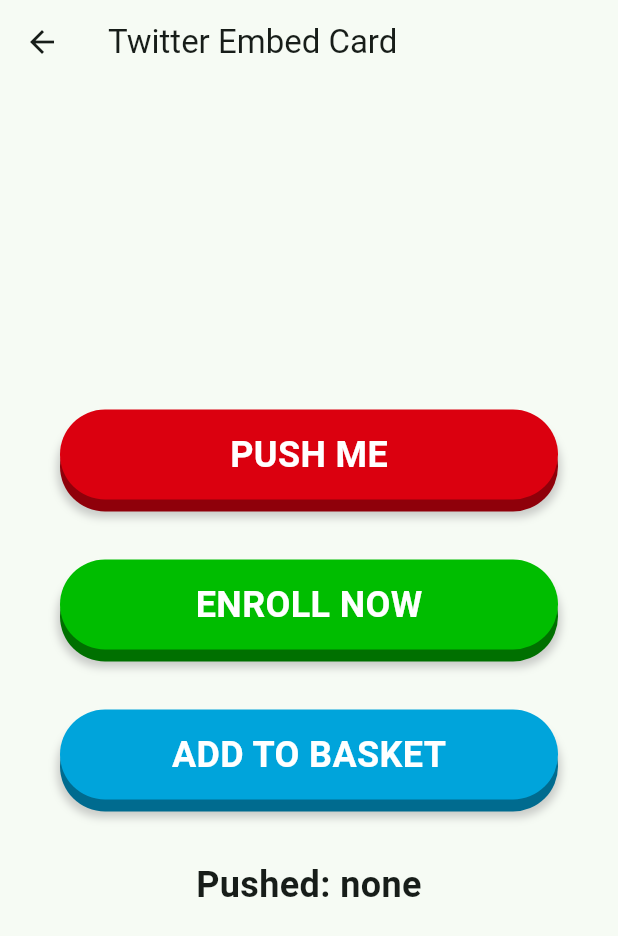
After one commit to martynov-alex/flutter_ui_challenges, a Flutter app: the Pushable3DButtonScreen screen opened by its route, on a phone screen of 412 x 824 dp. The commit adds this screen. Shown: the top 936 px of the screen. Run offline on Flutter 3.47's test engine with Material 3 defaults, Android fonts, the phone set to English and light mode, and no system bars; our stand-ins replace decimal, fl_chart, flutter_riverpod, flutter_svg, go_router, riverpod_annotation and 1 more; generated files the repository leaves out were written again; project files that could hold a hidden picture were left out.

Commit message:
Add "3D" pushable button challenge

```diff
--- a/lib/app/common/constants/challenge_list.dart
+++ b/lib/app/common/constants/challenge_list.dart
@@ -17,4 +17,9 @@ final codeWithAndreaChallengeList = <ChallengeInfo>[
     icon: Icons.comment,
     route: AppRoute.twitterEmbedCard.name,
   ),
+  ChallengeInfo(
+    title: 'Pushable 3D Button'.hardcoded,
+    icon: Icons.smart_button,
+    route: AppRoute.pushable3DButton.name,
+  ),
 ];
--- /dev/null
+++ b/lib/app/feature/pushable_3d_button/pushable_3d_button_screen.dart
@@ -0,0 +1,283 @@
+import 'package:flutter/material.dart';
+import 'package:flutter_ui_challenges/core/localization/string_hardcoded.dart';
+
+class Pushable3DButtonScreen extends StatelessWidget {
+  const Pushable3DButtonScreen({super.key});
+
+  @override
+  Widget build(BuildContext context) {
+    return Scaffold(
+      appBar: AppBar(
+        title: Text('Twitter Embed Card'.hardcoded),
+      ),
+      body: const Padding(
+        padding: EdgeInsets.all(16.0),
+        // Use Center as layout has unconstrained width (loose constraints),
+        // together with SizedBox to specify the max width (tight constraints)
+        // See this thread for more info:
+        // https://twitter.com/biz84/status/1445400059894542337
+        child: Center(
+          child: SizedBox(
+            width: 400, // max allowed width
+            child: PushableButtonPage(),
+          ),
+        ),
+      ),
+    );
+  }
+}
+
+class PushableButtonPage extends StatefulWidget {
+  const PushableButtonPage({super.key});
+
+  @override
+  State<PushableButtonPage> createState() => _PushableButtonPageState();
+}
+
+class _PushableButtonPageState extends State<PushableButtonPage> {
+  String _selection = 'none';
+
+  @override
+  Widget build(BuildContext context) {
+    const textStyle = TextStyle(
+      color: Colors.white,
+      fontSize: 24,
+      fontWeight: FontWeight.bold,
+    );
+    final shadow = BoxShadow(
+      color: Colors.grey.withOpacity(0.5),
+      spreadRadius: 2,
+      blurRadius: 4,
+      offset: const Offset(0, 2),
+    );
+
+    return Scaffold(
+      body: Center(
+        child: Padding(
+          padding: const EdgeInsets.all(24.0),
+          child: Column(
+            mainAxisSize: MainAxisSize.min,
+            mainAxisAlignment: MainAxisAlignment.center,
+            crossAxisAlignment: CrossAxisAlignment.stretch,
+            children: [
+              PushableButton(
+                height: 60,
+                hslColor: const HSLColor.fromAHSL(1.0, 356, 1.0, 0.43),
+                shadow: shadow,
+                onPressed: () => setState(() => _selection = '1'),
+                child: const Text('PUSH ME', style: textStyle),
+              ),
+              const SizedBox(height: 32),
+              PushableButton(
+                height: 60,
+                hslColor: const HSLColor.fromAHSL(1.0, 120, 1.0, 0.37),
+                shadow: shadow,
+                onPressed: () => setState(() => _selection = '2'),
+                child: const Text('ENROLL NOW', style: textStyle),
+              ),
+              const SizedBox(height: 32),
+              PushableButton(
+                height: 60,
+                hslColor: const HSLColor.fromAHSL(1.0, 195, 1.0, 0.43),
+                shadow: shadow,
+                onPressed: () => setState(() => _selection = '3'),
+                child: const Text('ADD TO BASKET', style: textStyle),
+              ),
+              const SizedBox(height: 32),
+              Text(
+                'Pushed: $_selection',
+                style: const TextStyle(
+                  fontSize: 24,
+                  fontWeight: FontWeight.bold,
+                ),
+                textAlign: TextAlign.center,
+              ),
+            ],
+          ),
+        ),
+      ),
+    );
+  }
+}
+
+/// A widget to show a "3D" pushable button
+class PushableButton extends StatefulWidget {
+  const PushableButton({
+    super.key,
+    this.child,
+    required this.hslColor,
+    required this.height,
+    this.elevation = 8.0,
+    this.shadow,
+    this.onPressed,
+  }) : assert(height > 0);
+
+  /// Child widget (normally a Text or Icon)
+  final Widget? child;
+
+  /// Color of the top layer
+  /// The color of the bottom layer is derived by decreasing the luminosity by 0.15
+  final HSLColor hslColor;
+
+  /// Height of the top layer
+  final double height;
+
+  /// Elevation or "gap" between the top and bottom layer
+  final double elevation;
+
+  /// An optional shadow to make the button look better
+  /// This is added to the bottom layer only
+  final BoxShadow? shadow;
+
+  /// Button pressed callback
+  final VoidCallback? onPressed;
+
+  @override
+  State<PushableButton> createState() => _PushableButtonState();
+}
+
+class _PushableButtonState extends State<PushableButton>
+    with SingleTickerProviderStateMixin {
+  late final AnimationController _animationController;
+  static const animationDuration = Duration(milliseconds: 50);
+
+  bool _isDragInProgress = false;
+  Offset _gestureLocation = Offset.zero;
+
+  @override
+  void initState() {
+    super.initState();
+    _animationController =
+        AnimationController(vsync: this, duration: animationDuration);
+  }
+
+  @override
+  void dispose() {
+    _animationController.dispose();
+    super.dispose();
+  }
+
+  void _handleTapDown(TapDownDetails details) {
+    _gestureLocation = details.localPosition;
+    _animationController.forward();
+  }
+
+  void _handleTapUp(TapUpDetails details) {
+    // Small delay to ensure the forward animation completes before reversing
+    Future.delayed(animationDuration, () {
+      _animationController.reverse();
+    });
+    widget.onPressed?.call();
+  }
+
+  void _handleTapCancel() {
+    Future.delayed(const Duration(milliseconds: 100), () {
+      if (!_isDragInProgress && mounted) {
+        _animationController.reverse();
+      }
+    });
+  }
+
+  void _handleDragStart(DragStartDetails details) {
+    _gestureLocation = details.localPosition;
+    _isDragInProgress = true;
+    _animationController.forward();
+  }
+
+  void _handleDragEnd(Size buttonSize) {
+    if (_isDragInProgress) {
+      _isDragInProgress = false;
+      _animationController.reverse();
+    }
+    if (_gestureLocation.dx >= 0 &&
+        _gestureLocation.dx < buttonSize.width &&
+        _gestureLocation.dy >= 0 &&
+        _gestureLocation.dy < buttonSize.height) {
+      widget.onPressed?.call();
+    }
+  }
+
+  void _handleDragCancel() {
+    if (_isDragInProgress) {
+      _isDragInProgress = false;
+      _animationController.reverse();
+    }
+  }
+
+  void _handleDragUpdate(DragUpdateDetails details) {
+    _gestureLocation = details.localPosition;
+  }
+
+  @override
+  Widget build(BuildContext context) {
+    final totalHeight = widget.height + widget.elevation;
+
+    return SizedBox(
+      height: totalHeight,
+      child: LayoutBuilder(
+        builder: (_, constraints) {
+          final buttonSize = Size(constraints.maxWidth, constraints.maxHeight);
+
+          return GestureDetector(
+            onTapDown: _handleTapDown,
+            onTapUp: _handleTapUp,
+            onTapCancel: _handleTapCancel,
+            onHorizontalDragStart: _handleDragStart,
+            onHorizontalDragEnd: (_) => _handleDragEnd(buttonSize),
+            onHorizontalDragCancel: _handleDragCancel,
+            onHorizontalDragUpdate: _handleDragUpdate,
+            onVerticalDragStart: _handleDragStart,
+            onVerticalDragEnd: (_) => _handleDragEnd(buttonSize),
+            onVerticalDragCancel: _handleDragCancel,
+            onVerticalDragUpdate: _handleDragUpdate,
+            child: AnimatedBuilder(
+              animation: _animationController,
+              builder: (_, child) {
+                final top = _animationController.value * widget.elevation;
+                final hslColor = widget.hslColor;
+                final bottomHslColor =
+                    hslColor.withLightness(hslColor.lightness - 0.15);
+
+                return Stack(
+                  children: [
+                    // Draw bottom layer first
+                    Positioned(
+                      left: 0,
+                      right: 0,
+                      bottom: 0,
+                      child: Container(
+                        height: widget.height,
+                        decoration: BoxDecoration(
+                          color: bottomHslColor.toColor(),
+                          boxShadow:
+                              widget.shadow != null ? [widget.shadow!] : [],
+                          borderRadius:
+                              BorderRadius.circular(widget.height / 2),
+                        ),
+                      ),
+                    ),
+                    // Then top (pushable) layer
+                    Positioned(
+                      left: 0,
+                      right: 0,
+                      top: top,
+                      child: Container(
+                        height: widget.height,
+                        decoration: ShapeDecoration(
+                          color: hslColor.toColor(),
+                          shape: const StadiumBorder(),
+                        ),
+                        child: child,
+                      ),
+                    ),
+                  ],
+                );
+              },
+              child: Center(child: widget.child),
+            ),
+          );
+        },
+      ),
+    );
+  }
+}
--- a/lib/app/feature/settings/service/settings_service.dart
+++ b/lib/app/feature/settings/service/settings_service.dart
@@ -10,7 +10,7 @@ part 'settings_service.g.dart';
 /// you'd like to store settings on a web server, use the http package.
 class SettingsService {
   /// Loads the User's preferred ThemeMode from local or remote storage.
-  Future<ThemeMode> themeMode() async => ThemeMode.system;
+  Future<ThemeMode> themeMode() async => ThemeMode.light;
 
   /// Persists the user's preferred ThemeMode to local or remote storage.
   Future<void> updateThemeMode(ThemeMode theme) async {
--- a/lib/core/routing/app_router.dart
+++ b/lib/core/routing/app_router.dart
@@ -1,5 +1,6 @@
 import 'package:flutter_ui_challenges/app/feature/challenges/presentation/examples_screen/challenges_screen.dart';
 import 'package:flutter_ui_challenges/core/routing/routes/crypto_platform_route.dart';
+import 'package:flutter_ui_challenges/core/routing/routes/pushable_3d_button_route.dart';
 import 'package:flutter_ui_challenges/core/routing/routes/settings_route.dart';
 import 'package:flutter_ui_challenges/core/routing/routes/twitter_embed_card_route.dart';
 import 'package:go_router/go_router.dart';
@@ -12,6 +13,7 @@ enum AppRoute {
   settings('settings'),
   cryptoPlatform('crypto_platform'),
   twitterEmbedCard('twitter_embed_card'),
+  pushable3DButton('pushable_3d_button'),
   ;
 
   const AppRoute(this.path);
@@ -32,6 +34,7 @@ GoRouter goRouter(GoRouterRef ref) {
           settingsRoute,
           cryptoPlatformRoute,
           twitterEmbedCardRoute,
+          pushable3DButtonRoute,
         ],
       ),
     ],
--- a/lib/core/routing/routes/settings_route.dart
+++ b/lib/core/routing/routes/settings_route.dart
@@ -5,5 +5,5 @@ import 'package:go_router/go_router.dart';
 final settingsRoute = GoRoute(
   path: AppRoute.settings.path,
   name: AppRoute.settings.name,
-  builder: (context, state) => const SettingsScreen(),
+  builder: (_, __) => const SettingsScreen(),
 );
--- a/lib/core/routing/routes/twitter_embed_card_route.dart
+++ b/lib/core/routing/routes/twitter_embed_card_route.dart
@@ -5,5 +5,5 @@ import 'package:go_router/go_router.dart';
 final twitterEmbedCardRoute = GoRoute(
   path: AppRoute.twitterEmbedCard.path,
   name: AppRoute.twitterEmbedCard.name,
-  builder: (context, state) => const TwitterEmbedCardScreen(),
+  builder: (_, __) => const TwitterEmbedCardScreen(),
 );
```
Also changed, not shown: lib/core/routing/routes/pushable_3d_button_route.dart (added, +9 -0 lines).
